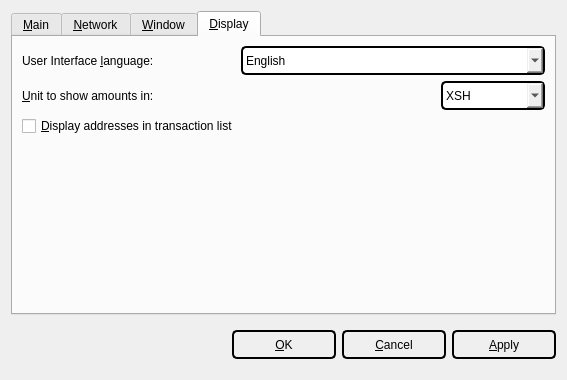
Qt form src/qt/forms/optionsdialog.ui (ShieldCoin/SHIELD-v2-old) before a commit.
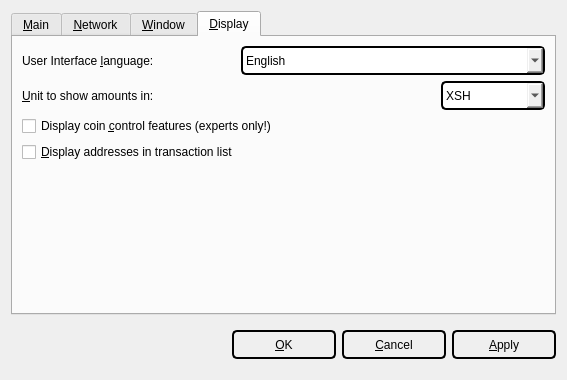
The same form after that commit. Icons and pictures are not drawn. Custom widgets are drawn as their Qt base class.

```diff
--- a/src/qt/forms/optionsdialog.ui
+++ b/src/qt/forms/optionsdialog.ui
@@ -1675,6 +1675,16 @@
          </item>
         </layout>
        </item>
+       <item>
+        <widget class="QCheckBox" name="coinControlFeatures">
+         <property name="toolTip">
+          <string>Whether to show coin control features or not.</string>
+         </property>
+         <property name="text">
+          <string>Display coin &amp;control features (experts only!)</string>
+         </property>
+        </widget>
+       </item>
        <item>
         <widget class="QCheckBox" name="displayAddresses">
          <property name="toolTip">
```
